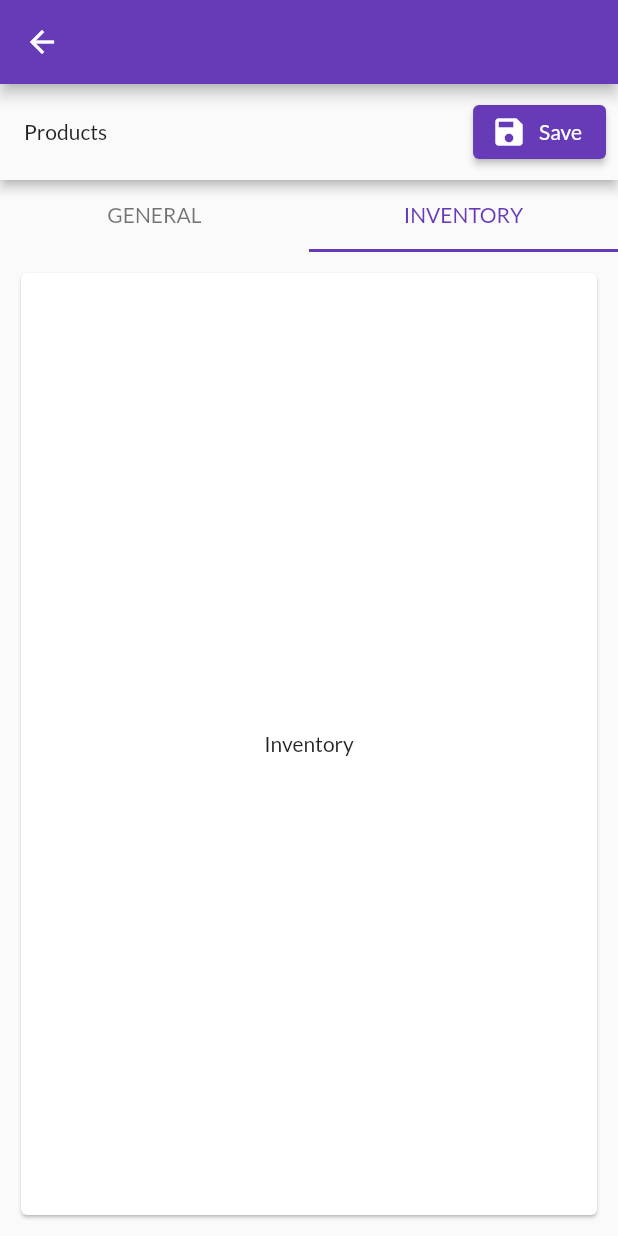
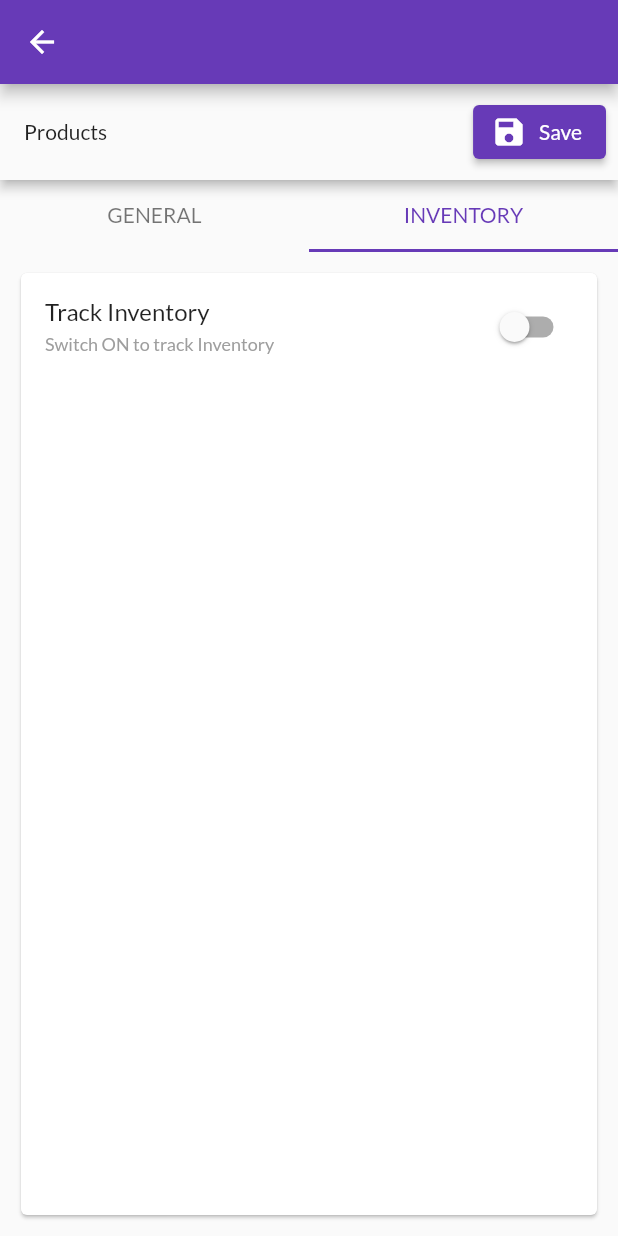
Before and after one commit to kariru-k/pigalukuvendors, a Flutter app: the AddNewProduct screen opened by its route, tab 2 chosen, on a phone screen of 412 x 824 dp. Run offline on Flutter 3.47's test engine with Material 2 defaults, Android fonts, the phone set to English and light mode, and no system bars; our stand-ins replace cloud_firestore, email_validator, firebase_auth, firebase_core, firebase_storage, flutter_slider_drawer and 5 more; accounts and stored records are empty.

Commit message:
Add initial inventory fields

```diff
--- a/lib/screens/add_new_product_screen.dart
+++ b/lib/screens/add_new_product_screen.dart
@@ -49,6 +49,7 @@ class _AddNewProductState extends State<AddNewProduct> {
   File? _image;
   bool _visiblecategory = false;
   bool _visiblesubcategory = false;
+  bool _track = false;
 
 
 
@@ -484,8 +485,87 @@ class _AddNewProductState extends State<AddNewProduct> {
                             )
                           ],
                         ),
-                        Center(
-                          child: Text("Inventory"),
+                        SingleChildScrollView(
+                          child: Column(
+                            children: [
+                              SwitchListTile(
+                                title: Text("Track Inventory"),
+                                subtitle: Text(
+                                  "Switch ON to track Inventory",
+                                  style: TextStyle(
+                                    color: Colors.grey,
+                                    fontSize: 12
+                                  ),
+                                ),
+                                activeColor: Theme.of(context).primaryColor,
+                                onChanged: (selected) {
+                                  setState(() {
+                                    _track = !_track;
+                                  });
+                                },
+                                value: _track,
+                              ),
+                              Visibility(
+                                visible: _track,
+                                child: SizedBox(
+                                  height: 300,
+                                  width: double.infinity,
+                                  child: Card(
+                                    elevation: 3,
+                                    child: Padding(
+                                      padding: const EdgeInsets.all(8.0),
+                                      child: Column(
+                                        children: [
+                                          Padding(
+                                            padding: const EdgeInsets.all(8.0),
+                                            child: TextField(
+                                              decoration: InputDecoration(
+                                                  labelText: "Inventory Quantity",
+                                                  labelStyle: TextStyle(
+                                                      color: Colors.grey
+                                                  ),
+                                                  focusedBorder: OutlineInputBorder(
+                                                      borderSide: BorderSide(
+                                                        color: Colors.grey,
+                                                      )
+                                                  ),
+                                                  enabledBorder: OutlineInputBorder(
+                                                      borderSide: BorderSide(
+                                                        color: Colors.grey,
+                                                      )
+                                                  )
+                                              ),
+                                            ),
+                                          ),
+                                          Padding(
+                                            padding: const EdgeInsets.all(8.0),
+                                            child: TextField(
+                                              decoration: InputDecoration(
+                                                  labelText: "Inventory Low Stock Quantity",
+                                                  labelStyle: TextStyle(
+                                                      color: Colors.grey
+                                                  ),
+                                                  focusedBorder: OutlineInputBorder(
+                                                      borderSide: BorderSide(
+                                                        color: Colors.grey,
+                                                      )
+                                                  ),
+                                                  enabledBorder: OutlineInputBorder(
+                                                      borderSide: BorderSide(
+                                                        color: Colors.grey,
+                                                      )
+                                                  )
+                                              ),
+                                            ),
+                                          )
+                                        ],
+                                      ),
+                                    ),
+                                  ),
+                                ),
+                              )
+                            ],
+                          ),
                         )
                       ],
                     ),
```
